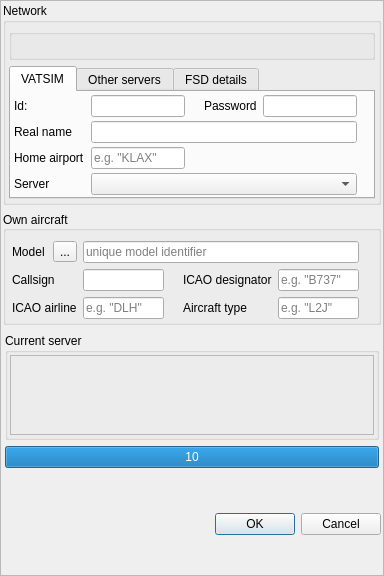
Above: src/blackgui/components/logincomponent.ui from swift-project/pilotclient before the change. Below: the same form after it.
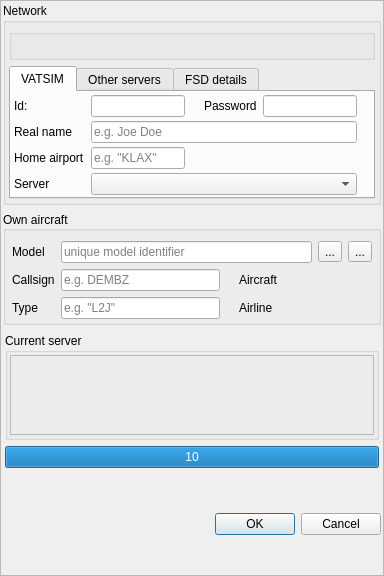
That is the form after the change. Icons and pictures are not drawn. Custom widgets are drawn as their Qt base class.

Commit message: refs #768, login component * opens wizard when a model is unknown * now uses new completers

Patch:
```diff
--- a/src/blackgui/components/logincomponent.ui
+++ b/src/blackgui/components/logincomponent.ui
@@ -10,12 +10,6 @@
     <height>576</height>
    </rect>
   </property>
-  <property name="minimumSize">
-   <size>
-    <width>0</width>
-    <height>0</height>
-   </size>
-  </property>
   <property name="windowTitle">
    <string>Frame</string>
   </property>
@@ -152,7 +146,11 @@
            <widget class="BlackGui::Components::CServerListSelector" name="comp_VatsimServer"/>
           </item>
           <item row="2" column="1" colspan="4">
-           <widget class="QLineEdit" name="le_VatsimRealName"/>
+           <widget class="QLineEdit" name="le_VatsimRealName">
+            <property name="placeholderText">
+             <string>e.g. Joe Doe</string>
+            </property>
+           </widget>
           </item>
           <item row="1" column="1">
            <widget class="QLineEdit" name="le_VatsimId"/>
@@ -313,62 +311,13 @@
       <property name="bottomMargin">
        <number>3</number>
       </property>
-      <item row="4" column="0">
+      <item row="2" column="3">
        <widget class="QLabel" name="lbl_AircraftIcaoAirline">
         <property name="toolTip">
          <string>e.g. DLH, LHA, ...</string>
         </property>
         <property name="text">
-         <string>ICAO airline</string>
-        </property>
-       </widget>
-      </item>
-      <item row="4" column="1">
-       <widget class="QLineEdit" name="le_AirlineIcaoDesignator">
-        <property name="toolTip">
-         <string>e.g. DLH</string>
-        </property>
-        <property name="maxLength">
-         <number>128</number>
-        </property>
-        <property name="placeholderText">
-         <string>e.g. &quot;DLH&quot;</string>
-        </property>
-       </widget>
-      </item>
-      <item row="4" column="4">
-       <widget class="QLineEdit" name="le_AircraftCombinedType">
-        <property name="toolTip">
-         <string>e.g. L2J</string>
-        </property>
-        <property name="inputMask">
-         <string/>
-        </property>
-        <property name="text">
-         <string/>
-        </property>
-        <property name="maxLength">
-         <number>3</number>
-        </property>
-        <property name="placeholderText">
-         <string>e.g. &quot;L2J&quot;</string>
-        </property>
-       </widget>
-      </item>
-      <item row="4" column="3">
-       <widget class="QLabel" name="lbl_AircraftCombinedType">
-        <property name="toolTip">
-         <string>e.g. L2J, L1P, ....</string>
-        </property>
-        <property name="text">
-         <string>Aircraft type</string>
-        </property>
-       </widget>
-      </item>
-      <item row="1" column="0">
-       <widget class="QLabel" name="lbl_Callsign">
-        <property name="text">
-         <string>Callsign</string>
+         <string>Airline</string>
         </property>
        </widget>
       </item>
@@ -383,18 +332,15 @@
         <property name="maxLength">
          <number>10</number>
         </property>
+        <property name="placeholderText">
+         <string>e.g. DEMBZ</string>
+        </property>
        </widget>
       </item>
-      <item row="1" column="4">
-       <widget class="QLineEdit" name="le_AircraftIcaoDesignator">
-        <property name="toolTip">
-         <string>e.g. B737</string>
-        </property>
-        <property name="maxLength">
-         <number>128</number>
-        </property>
-        <property name="placeholderText">
-         <string>e.g. &quot;B737&quot;</string>
+      <item row="1" column="0">
+       <widget class="QLabel" name="lbl_Callsign">
+        <property name="text">
+         <string>Callsign</string>
         </property>
        </widget>
       </item>
@@ -404,28 +350,7 @@
          <string>e.g.  B737, A320, F18</string>
         </property>
         <property name="text">
-         <string>ICAO designator</string>
-        </property>
-       </widget>
-      </item>
-      <item row="1" column="5">
-       <widget class="BlackGui::CTickLabel" name="lblp_AircraftIcaoDesignator">
-        <property name="text">
-         <string/>
-        </property>
-       </widget>
-      </item>
-      <item row="4" column="2">
-       <widget class="BlackGui::CTickLabel" name="lblp_AircraftIcaoAirline">
-        <property name="text">
-         <string/>
-        </property>
-       </widget>
-      </item>
-      <item row="4" column="5">
-       <widget class="BlackGui::CTickLabel" name="lblp_AircraftCombinedType">
-        <property name="text">
-         <string/>
+         <string>Aircraft</string>
         </property>
        </widget>
       </item>
@@ -436,47 +361,147 @@
         </property>
        </widget>
       </item>
-      <item row="0" column="5">
-       <widget class="BlackGui::CTickLabel" name="lblp_SimulatorModel">
+      <item row="1" column="5">
+       <widget class="BlackGui::CTickLabel" name="lblp_AircraftIcao">
         <property name="text">
          <string/>
         </property>
        </widget>
       </item>
-      <item row="0" column="1" colspan="4">
-       <widget class="QLineEdit" name="le_SimulatorModel">
-        <property name="readOnly">
-         <bool>true</bool>
-        </property>
-        <property name="placeholderText">
-         <string>unique model identifier</string>
-        </property>
-       </widget>
-      </item>
       <item row="0" column="0">
-       <layout class="QHBoxLayout" name="hl_AircraftModel">
-        <property name="spacing">
-         <number>0</number>
+       <widget class="QLabel" name="lbl_Model">
+        <property name="toolTip">
+         <string>Launch </string>
         </property>
-        <item>
-         <widget class="QLabel" name="lbl_SimulatorModel">
-          <property name="text">
-           <string>Model</string>
-          </property>
-         </widget>
-        </item>
-        <item>
-         <widget class="QToolButton" name="tb_SimulatorIcaoReverseLookup">
-          <property name="text">
-           <string>...</string>
-          </property>
-          <property name="icon">
-           <iconset resource="../../blackmisc/blackmisc.qrc">
-            <normaloff>:/diagona/icons/diagona/icons/arrow-circle-225.png</normaloff>:/diagona/icons/diagona/icons/arrow-circle-225.png</iconset>
-          </property>
-         </widget>
-        </item>
-       </layout>
+        <property name="text">
+         <string>Model</string>
+        </property>
+       </widget>
+      </item>
+      <item row="2" column="0">
+       <widget class="QLabel" name="lbl_AircraftCombinedType">
+        <property name="toolTip">
+         <string>Aircraft type e.g. L2J, L1P, ....</string>
+        </property>
+        <property name="text">
+         <string>Type</string>
+        </property>
+       </widget>
+      </item>
+      <item row="2" column="1">
+       <widget class="QLineEdit" name="le_AircraftCombinedType">
+        <property name="toolTip">
+         <string>e.g. L2J</string>
+        </property>
+        <property name="inputMask">
+         <string/>
+        </property>
+        <property name="text">
+         <string/>
+        </property>
+        <property name="maxLength">
+         <number>3</number>
+        </property>
+        <property name="placeholderText">
+         <string>e.g. &quot;L2J&quot;</string>
+        </property>
+       </widget>
+      </item>
+      <item row="2" column="5">
+       <widget class="BlackGui::CTickLabel" name="lblp_AirlineIcao">
+        <property name="text">
+         <string/>
+        </property>
+       </widget>
+      </item>
+      <item row="2" column="2">
+       <widget class="BlackGui::CTickLabel" name="lblp_AircraftCombinedType">
+        <property name="minimumSize">
+         <size>
+          <width>0</width>
+          <height>0</height>
+         </size>
+        </property>
+        <property name="text">
+         <string/>
+        </property>
+       </widget>
+      </item>
+      <item row="0" column="1" colspan="5">
+       <widget class="QWidget" name="wi_SimulatorModel" native="true">
+        <layout class="QHBoxLayout" name="hl_AircraftModel">
+         <property name="leftMargin">
+          <number>0</number>
+         </property>
+         <property name="topMargin">
+          <number>0</number>
+         </property>
+         <property name="rightMargin">
+          <number>0</number>
+         </property>
+         <property name="bottomMargin">
+          <number>0</number>
+         </property>
+         <item>
+          <widget class="QLineEdit" name="le_SimulatorModel">
+           <property name="readOnly">
+            <bool>true</bool>
+           </property>
+           <property name="placeholderText">
+            <string>unique model identifier</string>
+           </property>
+          </widget>
+         </item>
+         <item>
+          <widget class="QToolButton" name="tb_SimulatorIcaoReverseLookup">
+           <property name="text">
+            <string>...</string>
+           </property>
+           <property name="icon">
+            <iconset resource="../../blackmisc/blackmisc.qrc">
+             <normaloff>:/diagona/icons/diagona/icons/arrow-circle-225.png</normaloff>:/diagona/icons/diagona/icons/arrow-circle-225.png</iconset>
+           </property>
+          </widget>
+         </item>
+         <item>
+          <widget class="QToolButton" name="tb_MappingWizard">
+           <property name="text">
+            <string>...</string>
+           </property>
+           <property name="icon">
+            <iconset resource="../../blackmisc/blackmisc.qrc">
+             <normaloff>:/own/icons/own/swift3D/sw3DGreen-24.png</normaloff>:/own/icons/own/swift3D/sw3DGreen-24.png</iconset>
+           </property>
+          </widget>
+         </item>
+        </layout>
+       </widget>
+      </item>
+      <item row="1" column="4">
+       <widget class="BlackGui::Components::CDbAircraftIcaoSelectorComponent" name="selector_AircraftIcao">
+        <property name="minimumSize">
+         <size>
+          <width>75</width>
+          <height>0</height>
+         </size>
+        </property>
+        <property name="focusPolicy">
+         <enum>Qt::StrongFocus</enum>
+        </property>
+       </widget>
+      </item>
+      <item row="2" column="4">
+       <widget class="BlackGui::Components::CDbAirlineIcaoSelectorComponent" name="selector_AirlineIcao">
+        <property name="minimumSize">
+         <size>
+          <width>75</width>
+          <height>0</height>
+         </size>
+        </property>
+        <property name="focusPolicy">
+         <enum>Qt::StrongFocus</enum>
+        </property>
+       </widget>
       </item>
      </layout>
     </widget>
@@ -602,6 +627,18 @@
    <header>blackgui/editors/fsdsetupform.h</header>
    <container>1</container>
   </customwidget>
+  <customwidget>
+   <class>BlackGui::Components::CDbAircraftIcaoSelectorComponent</class>
+   <extends>QFrame</extends>
+   <header>blackgui/components/dbaircrafticaoselectorcomponent.h</header>
+   <container>1</container>
+  </customwidget>
+  <customwidget>
+   <class>BlackGui::Components::CDbAirlineIcaoSelectorComponent</class>
+   <extends>QFrame</extends>
+   <header>blackgui/components/dbairlineicaoselectorcomponent.h</header>
+   <container>1</container>
+  </customwidget>
  </customwidgets>
  <tabstops>
   <tabstop>tw_Network</tabstop>
```
Left out of the diff: 11 changed lines with no effect on the pictures. The commit also changes 2 other files.
